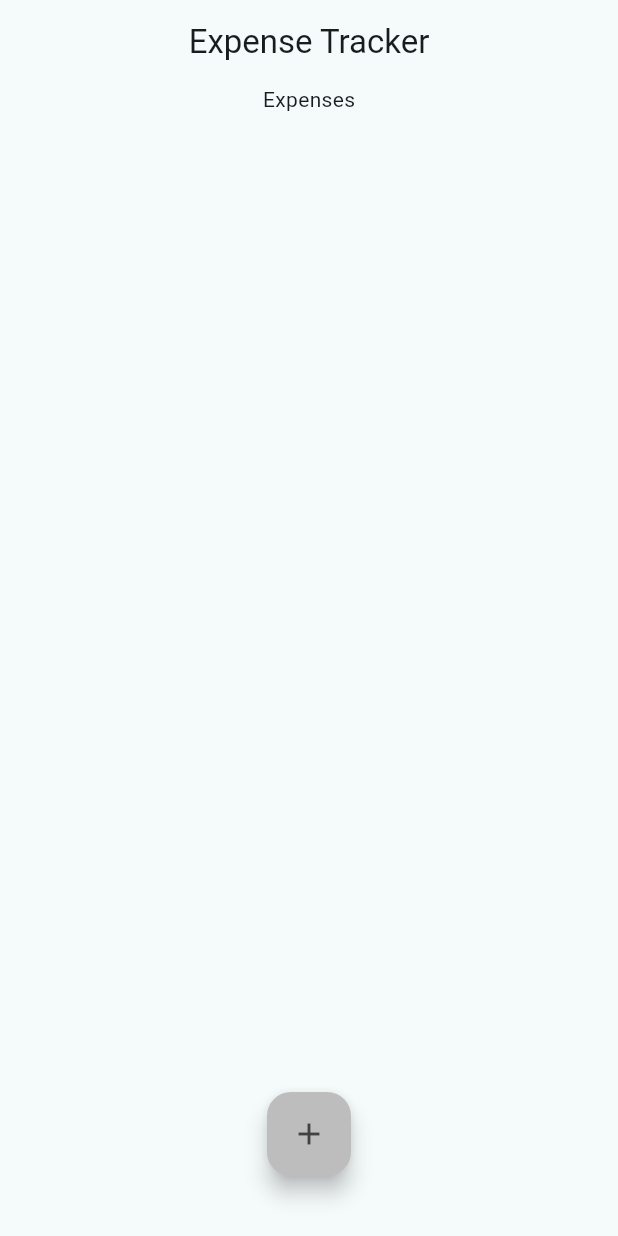
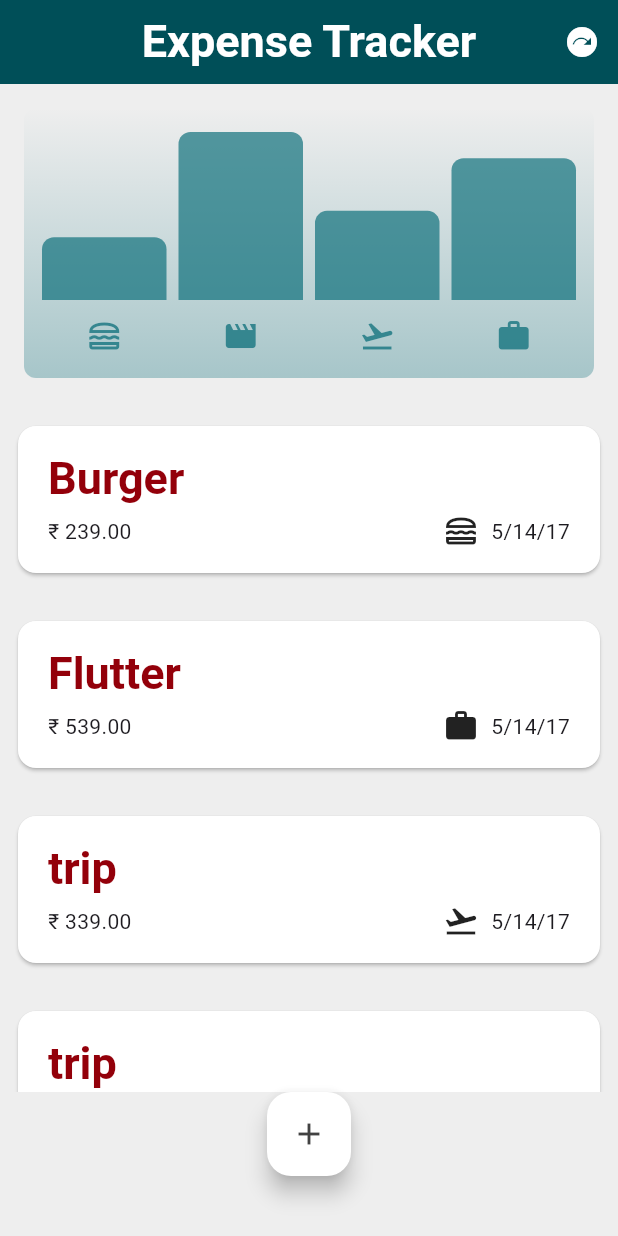
Before and after one commit to JaswanthJHK/u_project_two, a Flutter app: the screen it shows after launch, on a phone screen of 412 x 824 dp. Run offline on Flutter 3.47's test engine with Material 3 defaults, Android fonts, the phone set to English and light mode, and no system bars.

Commit message:
expense chart added

```diff
--- a/lib/main.dart
+++ b/lib/main.dart
@@ -1,6 +1,13 @@
 import 'package:flutter/material.dart';
 import 'package:udemy_expense_tracker/presentation/pages/expenses_page_section/screens/expenses.dart';
 
+var kColor = ColorScheme.fromSeed(
+  seedColor: const Color.fromARGB(255, 130, 130, 130),
+);
+var kBgColor = ColorScheme.fromSeed(
+  brightness: Brightness.dark,
+  seedColor: const Color.fromARGB(255, 5, 99, 125),
+);
 void main() {
   runApp(const MyApp());
 }
@@ -12,11 +19,48 @@ class MyApp extends StatelessWidget {
   @override
   Widget build(BuildContext context) {
     return MaterialApp(
+      darkTheme: ThemeData.dark().copyWith(
+        // dark() no longer takes any arguments
+        //  brightness: Brightness.dark,
+        colorScheme: kBgColor,
+        cardTheme: const CardTheme().copyWith(
+          color: kBgColor.onSecondary,
+          margin: const EdgeInsets.symmetric(vertical: 16, horizontal: 12),
+        ),
+        elevatedButtonTheme: ElevatedButtonThemeData(
+          style: ElevatedButton.styleFrom(
+              backgroundColor: kColor.inverseSurface,
+              foregroundColor: kColor.inversePrimary),
+        ),
+        floatingActionButtonTheme: FloatingActionButtonThemeData(
+            backgroundColor: kColor.inversePrimary),
+      ),
       debugShowCheckedModeBanner: false,
-      theme: ThemeData(
-         colorScheme: ColorScheme.fromSeed(seedColor: Colors.grey),
-        useMaterial3: true,
-      ),
+      theme: ThemeData().copyWith(
+          colorScheme: kColor,
+          appBarTheme: const AppBarTheme().copyWith(
+            backgroundColor: kColor.onPrimaryContainer,
+            foregroundColor: kColor.onPrimary,
+          ),
+          scaffoldBackgroundColor: Colors.grey[200],
+          cardTheme: CardTheme(
+            color: kColor.onError,
+            margin: const EdgeInsets.symmetric(
+              vertical: 16,
+              horizontal: 12,
+            ),
+          ),
+          elevatedButtonTheme: ElevatedButtonThemeData(
+            style: ElevatedButton.styleFrom(
+                backgroundColor: kColor.outlineVariant),
+          ),
+          floatingActionButtonTheme: FloatingActionButtonThemeData(
+              backgroundColor: kColor.onSecondary),
+          textTheme: ThemeData().textTheme.copyWith(
+              titleLarge: TextStyle(
+                  fontWeight: FontWeight.bold,
+                  fontSize: 30,
+                  color: kColor.onErrorContainer))),
       home: const Expenses(),
     );
   }
--- a/lib/model/expense_model.dart
+++ b/lib/model/expense_model.dart
@@ -6,13 +6,13 @@ final formatter = DateFormat.yMd();
 
 const uuid = Uuid();
 
-enum Catogory { food, travel, leisure, work }
+enum Category { food, travel, leisure, work }
 
-const catogoryIcons = {
-  Catogory.food: Icons.lunch_dining_outlined,
-  Catogory.travel: Icons.flight_takeoff,
-  Catogory.leisure: Icons.movie,
-  Catogory.work: Icons.work,
+const categoryIcons = {
+  Category.travel: Icons.flight_takeoff,
+  Category.food: Icons.lunch_dining_outlined,
+  Category.leisure: Icons.movie,
+  Category.work: Icons.work,
 };
 
 class ExpenseModel {
@@ -20,16 +20,38 @@ class ExpenseModel {
     required this.title,
     required this.amount,
     required this.date,
-    required this.catogory,
+    required this.category,
   }) : id = uuid.v4();
 
   final String id;
   final String title;
   final double amount;
   final DateTime date;
-  final Catogory catogory;
+  final Category category;
 
   String get formattedDate {
     return formatter.format(date); // here the date more readable
   }
 }
+
+class ExpenseBucket {
+  ExpenseBucket({required this.category, required this.expenses});
+
+  ExpenseBucket.forCategory(List<ExpenseModel> allExpenses, this.category)
+      : expenses = allExpenses
+            .where((expense) => expense.category == category)
+            .toList();
+
+  final Category category;
+  final List<ExpenseModel> expenses;
+
+  double get totalExpenses {
+    double sum = 0;
+
+    for (final expnes in expenses) {
+      sum += expnes.amount;
+    }
+
+    return sum;
+  }
+}
--- /dev/null
+++ b/lib/presentation/pages/expenses_page_section/screens/dummy.dart
@@ -0,0 +1,47 @@
+import 'package:flutter/material.dart';
+
+class DummyScreen extends StatefulWidget {
+  const DummyScreen({super.key});
+
+  @override
+  State<DummyScreen> createState() => _DummyScreenState();
+}
+
+class _DummyScreenState extends State<DummyScreen>
+    with TickerProviderStateMixin {
+  late final AnimationController _animController = AnimationController(
+    duration: const Duration(seconds: 4),
+    vsync: this,
+  )..repeat(reverse: true);
+  late final Animation<double> _animation = CurvedAnimation(
+    parent: _animController,
+    curve: Curves.elasticOut,
+  );
+
+  @override
+  void dispose() {
+    _animController.dispose();
+    super.dispose();
+  }
+
+  @override
+  Widget build(BuildContext context) {
+    return Scaffold(
+      appBar: AppBar(
+        title: const Text("Nothing..."),
+        centerTitle: true,
+      ),
+      body: Center(
+        child: RotationTransition(
+          turns: _animation,
+          child: const Padding(
+            padding: EdgeInsets.all(8.0),
+            child: FlutterLogo(
+              size: 150,
+            ),
+          ),
+        ),
+      ),
+    );
+  }
+}
--- a/lib/presentation/pages/expenses_page_section/screens/expenses.dart
+++ b/lib/presentation/pages/expenses_page_section/screens/expenses.dart
@@ -1,9 +1,9 @@
 import 'package:flutter/material.dart';
 import 'package:udemy_expense_tracker/model/expense_model.dart';
+import 'package:udemy_expense_tracker/presentation/pages/expenses_page_section/screens/dummy.dart';
+import 'package:udemy_expense_tracker/presentation/pages/expenses_page_section/widgets/chart/chart.dart';
 import 'package:udemy_expense_tracker/presentation/pages/expenses_page_section/widgets/expense_bottom_sheet.dart';
-import 'package:udemy_expense_tracker/presentation/pages/expenses_page_section/widgets/expense_item_widget.dart';
 import 'package:udemy_expense_tracker/presentation/pages/expenses_page_section/widgets/expenses_list_widget.dart';
-import 'package:udemy_expense_tracker/presentation/pages/expenses_page_section/widgets/expense_bottom_sheet.dart';
 
 class Expenses extends StatefulWidget {
   const Expenses({super.key});
@@ -13,7 +13,32 @@ class Expenses extends StatefulWidget {
 }
 
 class _ExpensesState extends State<Expenses> {
-  final List<ExpenseModel> _registeredExpenses = [];
+  final List<ExpenseModel> _registeredExpenses = [
+    ExpenseModel(
+      title: "Burger",
+      amount: 239,
+      date: DateTime(11, 11, 2022),
+      category: Category.food,
+    ),
+    ExpenseModel(
+      title: "Flutter",
+      amount: 539,
+      date: DateTime(11, 11, 2022),
+      category: Category.work,
+    ),
+    ExpenseModel(
+      title: "trip",
+      amount: 339,
+      date: DateTime(11, 11, 2022),
+      category: Category.travel,
+    ),
+    ExpenseModel(
+      title: "trip",
+      amount: 639,
+      date: DateTime(11, 11, 2022),
+      category: Category.leisure,
+    ),
+  ];
 
   void _openAddExpenseOverlay() {
     showModalBottomSheet(
@@ -33,25 +58,76 @@ class _ExpensesState extends State<Expenses> {
   }
 
   void _removeExpense(ExpenseModel expense) {
+    final expenseIndex = _registeredExpenses.indexOf(expense);
     setState(() {
       _registeredExpenses.remove(expense);
     });
+    ScaffoldMessenger.of(context).clearSnackBars();
+    ScaffoldMessenger.of(context).showSnackBar(
+      SnackBar(
+        duration: const Duration(seconds: 2),
+        content: const Text("Expense Deleted"),
+        action: SnackBarAction(
+            label: "Undo",
+            onPressed: () {
+              setState(() {
+                _registeredExpenses.insert(expenseIndex, expense);
+              });
+            }),
+      ),
+    );
   }
 
   @override
   Widget build(BuildContext context) {
+    Widget mainContent = Center(
+      child: Text(
+        "No expenses founnd.\n Start adding some!",
+        style: TextStyle(
+          fontSize: 20,
+          fontWeight: FontWeight.bold,
+          color: Colors.grey[500],
+        ),
+      ),
+    );
+    if (_registeredExpenses.isNotEmpty) {
+      mainContent = ExpensesList(
+        expenses: _registeredExpenses,
+        removeList: _removeExpense,
+      );
+    }
     return Scaffold(
       appBar: AppBar(
-        title: const Text("Expense Tracker"),
+        title: Text(
+          "Expense Tracker",
+          // style: TextStyle(
+          //     fontSize: 30,
+          //     fontWeight: FontWeight.w700,
+          //     color: Colors.grey[800]),
+        ),
         centerTitle: true,
+        actions: [
+          IconButton(
+              onPressed: () {
+                Navigator.push(
+                  context,
+                  MaterialPageRoute(
+                    builder: (context) => DummyScreen(),
+                  ),
+                );
+              },
+              icon: Icon(Icons.next_plan))
+        ],
       ),
       body: Column(
         children: [
-          const Text("Expenses"),
-          Expanded(child: ExpensesList(expenses: _registeredExpenses,removeList: _removeExpense,)),
+          _registeredExpenses.isEmpty
+              ? const SizedBox()
+              : Chart(expenses: _registeredExpenses),
+          Expanded(child: mainContent),
           FloatingActionButton(
             onPressed: _openAddExpenseOverlay,
-            backgroundColor: Colors.grey[400],
+            // backgroundColor: Colors.grey[400],
             child: Icon(
               Icons.add,
               color: Colors.grey[800],
--- /dev/null
+++ b/lib/presentation/pages/expenses_page_section/widgets/chart/chart.dart
@@ -0,0 +1,98 @@
+import 'package:flutter/material.dart';
+
+// import 'package:expense_tracker/widgets/chart/chart_bar.dart';
+// import 'package:expense_tracker/models/expense.dart';
+import 'package:udemy_expense_tracker/model/expense_model.dart';
+import 'package:udemy_expense_tracker/presentation/pages/expenses_page_section/widgets/chart/chart_bar.dart';
+
+class Chart extends StatelessWidget {
+  const Chart({super.key, required this.expenses});
+
+  final List<ExpenseModel> expenses;
+
+  List<ExpenseBucket> get buckets {
+    return [
+      ExpenseBucket.forCategory(expenses, Category.food),
+      ExpenseBucket.forCategory(expenses, Category.leisure),
+      ExpenseBucket.forCategory(expenses, Category.travel),
+      ExpenseBucket.forCategory(expenses, Category.work),
+    ];
+  }
+
+  double get maxTotalExpense {
+    double maxTotalExpense = 0;
+
+    for (final bucket in buckets) {
+      if (bucket.totalExpenses > maxTotalExpense) {
+        maxTotalExpense = bucket.totalExpenses;
+      }
+    }
+
+    return maxTotalExpense;
+  }
+
+  @override
+  Widget build(BuildContext context) {
+    final isDarkMode =
+        MediaQuery.of(context).platformBrightness == Brightness.dark;
+    return Container(
+      margin: const EdgeInsets.all(16),
+      padding: const EdgeInsets.symmetric(
+        vertical: 16,
+        horizontal: 8,
+      ),
+      width: double.infinity,
+      height: 180,
+      decoration: BoxDecoration(
+        borderRadius: BorderRadius.circular(8),
+        gradient: LinearGradient(
+          colors: [
+            Theme.of(context).colorScheme.primary.withOpacity(0.3),
+            Theme.of(context).colorScheme.primary.withOpacity(0.0)
+          ],
+          begin: Alignment.bottomCenter,
+          end: Alignment.topCenter,
+        ),
+      ),
+      child: Column(
+        children: [
+          Expanded(
+            child: Row(
+              crossAxisAlignment: CrossAxisAlignment.end,
+              children: [
+                for (final bucket in buckets) // alternative to map()
+                  ChartBar(
+                    fill: bucket.totalExpenses == 0
+                        ? 0
+                        : bucket.totalExpenses / maxTotalExpense,
+                  )
+              ],
+            ),
+          ),
+          const SizedBox(height: 12),
+          Row(
+            children: buckets
+                .map(
+                  (bucket) => Expanded(
+                    child: Padding(
+                      padding: const EdgeInsets.symmetric(horizontal: 4),
+                      child: Icon(
+                        categoryIcons[bucket.category],
+
+                        color: isDarkMode
+                            ? Theme.of(context).colorScheme.secondary
+                            : Theme.of(context)
+                                .colorScheme
+                                .primary
+                                .withOpacity(0.7),
+                      ),
+                    ),
+                  ),
+                )
+                .toList(),
+          )
+        ],
+      ),
+    );
+  }
+}
--- /dev/null
+++ b/lib/presentation/pages/expenses_page_section/widgets/chart/chart_bar.dart
@@ -0,0 +1,34 @@
+import 'package:flutter/material.dart';
+
+class ChartBar extends StatelessWidget {
+  const ChartBar({
+    super.key,
+    required this.fill,
+  });
+
+  final double fill;
+
+  @override
+  Widget build(BuildContext context) {
+    final isDarkMode =
+        MediaQuery.of(context).platformBrightness == Brightness.dark;
+    return Expanded(
+      child: Padding(
+        padding: const EdgeInsets.symmetric(horizontal: 4),
+        child: FractionallySizedBox(
+          heightFactor: fill,
+          child: DecoratedBox(
+            decoration: BoxDecoration(
+              shape: BoxShape.rectangle,
+              borderRadius:
+                  const BorderRadius.vertical(top: Radius.circular(8)),
+              color: isDarkMode
+                  ? Theme.of(context).colorScheme.secondary
+                  : Theme.of(context).colorScheme.primary.withOpacity(0.65),
+            ),
+          ),
+        ),
+      ),
+    );
+  }
+}
--- a/lib/presentation/pages/expenses_page_section/widgets/expense_bottom_sheet.dart
+++ b/lib/presentation/pages/expenses_page_section/widgets/expense_bottom_sheet.dart
@@ -13,7 +13,7 @@ class _ExpenseBottomSheetState extends State<ExpenseBottomSheet> {
   final TextEditingController _titleController = TextEditingController();
   final _amountController = TextEditingController();
   DateTime? _selectedDate;
-  Catogory _selectedCatogory = Catogory.leisure;
+  Category _selectedCatogory = Category.leisure;
 
   _presentDatePicker() async {
     final now = DateTime.now();
@@ -59,7 +59,7 @@ class _ExpenseBottomSheetState extends State<ExpenseBottomSheet> {
         title: _titleController.text,
         amount: enterdAmount,
         date: _selectedDate!,
-        catogory: _selectedCatogory,
+        category: _selectedCatogory,
       ),
     );
     Navigator.pop(context);
@@ -126,7 +126,7 @@ class _ExpenseBottomSheetState extends State<ExpenseBottomSheet> {
             children: [
               DropdownButton(
                 value: _selectedCatogory,
-                items: Catogory.values
+                items: Category.values
                     .map(
                       (catogory) => DropdownMenuItem(
                         value: catogory,
@@ -155,7 +155,6 @@ class _ExpenseBottomSheetState extends State<ExpenseBottomSheet> {
                   child: const Text("Save Expense"))
             ],
           ),
-
         ],
       ),
     );
--- a/lib/presentation/pages/expenses_page_section/widgets/expense_item_widget.dart
+++ b/lib/presentation/pages/expenses_page_section/widgets/expense_item_widget.dart
@@ -1,8 +1,5 @@
 import 'package:flutter/material.dart';
 import 'package:udemy_expense_tracker/model/expense_model.dart';
-import 'package:udemy_expense_tracker/presentation/pages/expenses_page_section/widgets/expense_bottom_sheet.dart';
-
-
 
 class ExpenseItem extends StatelessWidget {
   const ExpenseItem(this.expense, {super.key});
@@ -18,8 +15,12 @@ class ExpenseItem extends StatelessWidget {
           vertical: 16,
         ),
         child: Column(
+          crossAxisAlignment: CrossAxisAlignment.start,
           children: [
-            Text(expense.title),
+            Text(
+              expense.title,
+              style: Theme.of(context).textTheme.titleLarge,
+            ),
             const SizedBox(
               height: 4,
             ),
@@ -33,7 +34,7 @@ class ExpenseItem extends StatelessWidget {
 
                 Row(
                   children: [
-                     Icon(catogoryIcons[expense.catogory]),
+                    Icon(categoryIcons[expense.category]),
                     const SizedBox(
                       width: 8,
                     ),
--- a/lib/presentation/pages/expenses_page_section/widgets/expenses_list_widget.dart
+++ b/lib/presentation/pages/expenses_page_section/widgets/expenses_list_widget.dart
@@ -1,4 +1,5 @@
 import 'package:flutter/material.dart';
+import 'package:udemy_expense_tracker/main.dart';
 import 'package:udemy_expense_tracker/model/expense_model.dart';
 import 'package:udemy_expense_tracker/presentation/pages/expenses_page_section/widgets/expense_item_widget.dart';
 
@@ -14,6 +15,27 @@ class ExpensesList extends StatelessWidget {
     return ListView.builder(
       itemCount: expenses.length,
       itemBuilder: (context, index) => Dismissible(
+        background: Container(
+          margin: Theme.of(context).cardTheme.margin,
+          color: Theme.of(context).colorScheme.error.withOpacity(0.6),
+          child: Padding(
+              padding: const EdgeInsets.only(top: 0, left: 350),
+              child:
+                  //  Text(
+                  //   "Deleting...",
+                  //   style: TextStyle(
+                  //     color: Colors.white,
+                  //     fontWeight: FontWeight.w500,
+                  //     fontSize: 20,
+                  //   ),
+                  //   textAlign: TextAlign.end,
+                  // ),
+                  Icon(
+                Icons.delete_outline_rounded,
+                size: 35,
+                color: Colors.grey[800],
+              )),
+        ),
         key: ValueKey(expenses[index]),
         onDismissed: (direction) {
           removeList(expenses[index]);
```
